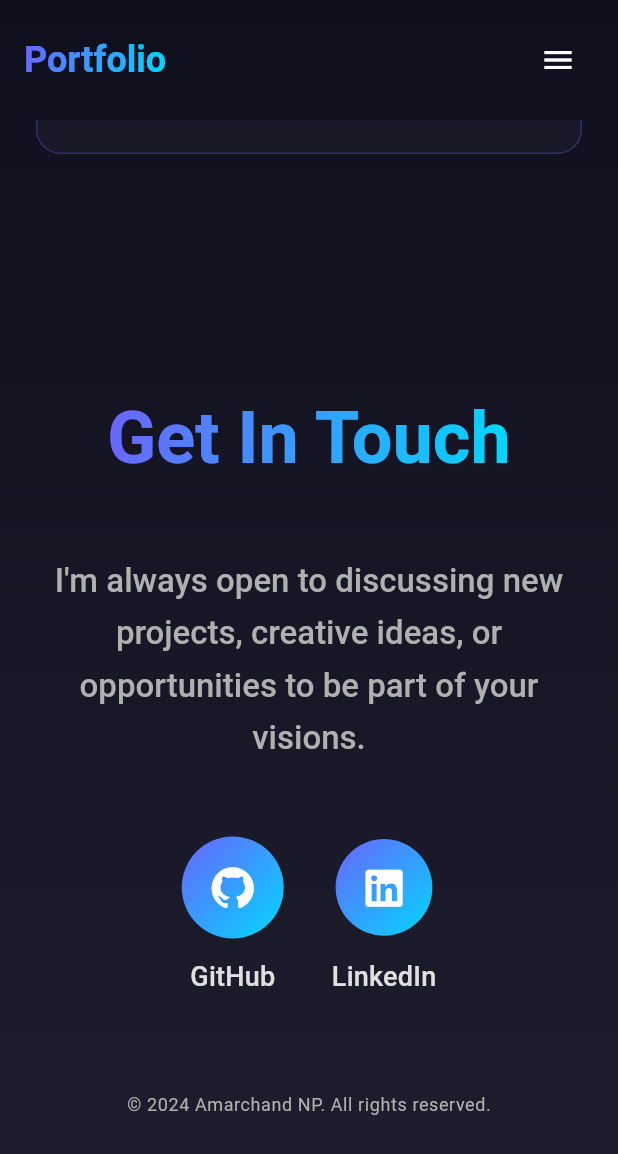
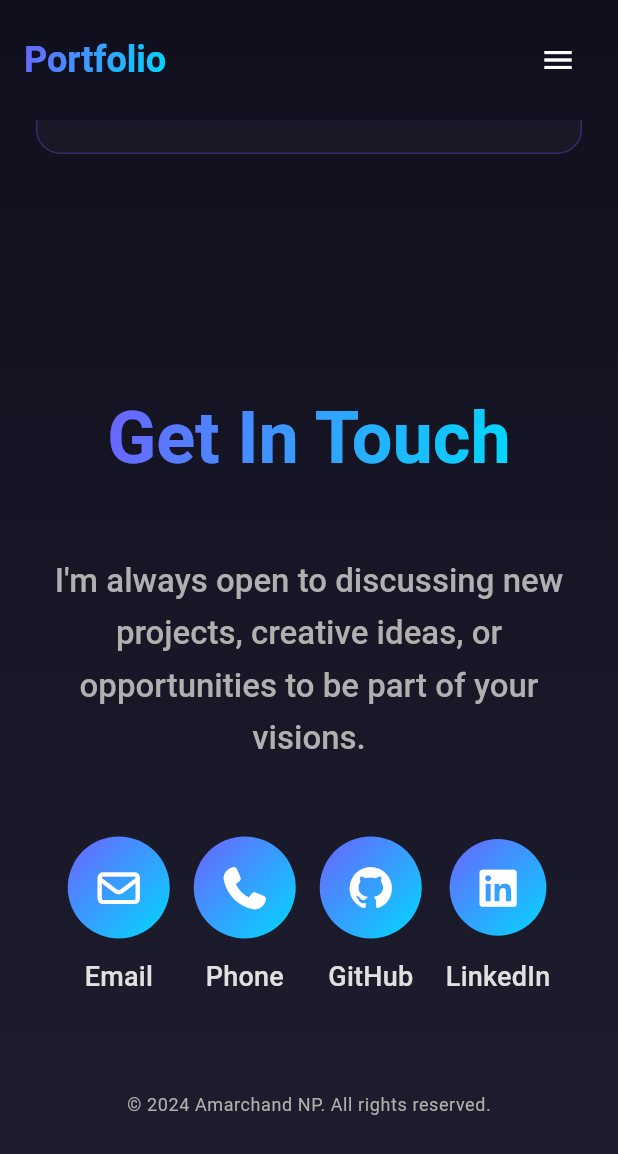
Before and after one commit to amar752/responsiveportfolio, a Flutter app: the screen it shows after launch, scrolled down 3456 dp, on a phone screen of 412 x 824 dp. Shown: the top 1154 px of the screen. Run offline on Flutter 3.47's test engine with Material 3 defaults, Android fonts, the phone set to English and light mode, and no system bars; our stand-ins replace font_awesome_flutter.

Commit message:
Add email and phone number to contact section

```diff
--- a/lib/main.dart
+++ b/lib/main.dart
@@ -523,15 +523,26 @@ class _HomePageState extends State<HomePage> {
             textAlign: TextAlign.center,
           ),
           const SizedBox(height: 48),
-          Row(
-            mainAxisAlignment: MainAxisAlignment.center,
+          Wrap(
+            alignment: WrapAlignment.center,
+            spacing: ResponsiveHelper.isMobile(context) ? 16 : 32,
+            runSpacing: 24,
             children: [
+              _buildContactLink(
+                FontAwesomeIcons.envelope,
+                'Email',
+                'mailto:amarchandnp2002@gmail.com',
+              ),
+              _buildContactLink(
+                FontAwesomeIcons.phone,
+                'Phone',
+                'tel:+919061491509',
+              ),
               _buildContactLink(
                 FontAwesomeIcons.github,
                 'GitHub',
                 'https://github.com/amar752',
               ),
-              const SizedBox(width: 32),
               _buildContactLink(
                 FontAwesomeIcons.linkedin,
                 'LinkedIn',
```
